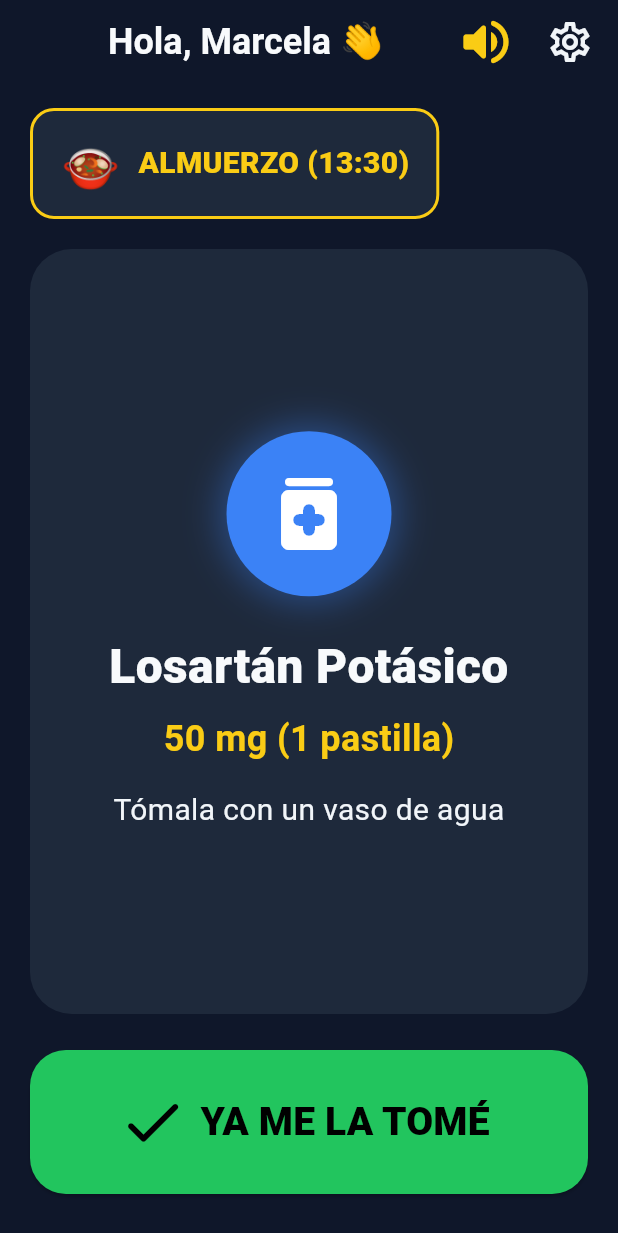
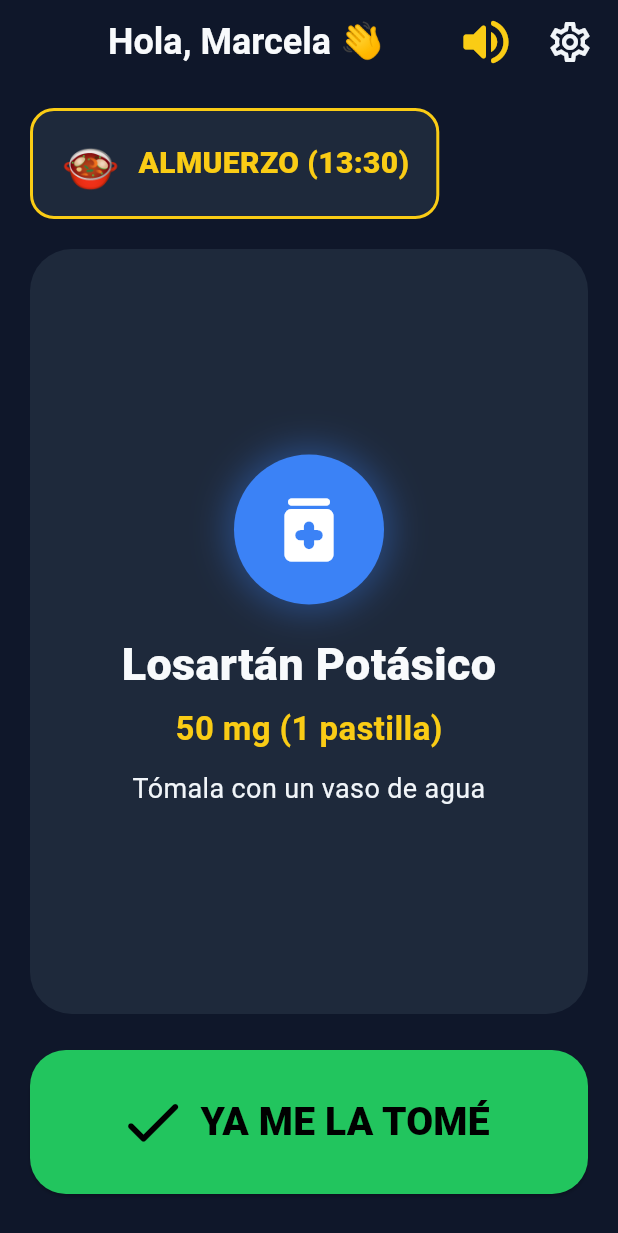
Before and after one commit to oscarkleinkopf/chronomed, a Flutter app: the screen it shows after launch, after a tap on "Modo Senior", on a phone screen of 412 x 824 dp. Shown: the top 1233 px of the screen. Run offline on Flutter 3.47's test engine with Material 3 defaults, Android fonts, the phone set to English and light mode, and no system bars; our stand-ins replace flutter_local_notifications, flutter_secure_storage, flutter_tts, pdf, share_plus, timezone; missing offline and left inert: google_mlkit_text_recognition.

Commit message:
fix(test,a11y): resolve layout overflow in SeniorSingleActionScreen and lazy initialize ML Kit recognizer

```diff
--- a/mobile/lib/features/senior_mode/screens/senior_single_action_screen.dart
+++ b/mobile/lib/features/senior_mode/screens/senior_single_action_screen.dart
@@ -124,19 +124,21 @@ class _SeniorSingleActionScreenState extends State<SeniorSingleActionScreen> {
               Expanded(
                 child: Container(
                   width: double.infinity,
-                  padding: const EdgeInsets.all(24),
+                  padding: const EdgeInsets.symmetric(horizontal: 20, vertical: 16),
                   decoration: BoxDecoration(
                     color: SeniorTheme.cardBackground,
                     borderRadius: BorderRadius.circular(28),
                   ),
+                  child: Center(
+                    child: SingleChildScrollView(
                       child: Column(
                         mainAxisAlignment: MainAxisAlignment.center,
                         children: [
                           Semantics(
                             label: 'Pastilla color ${_currentIntake.pillColorName} de ${_currentIntake.medicationName}',
                             child: Container(
-                          width: 110,
-                          height: 110,
+                              width: 100,
+                              height: 100,
                               decoration: BoxDecoration(
                                 color: const Color(0xFF3B82F6),
                                 shape: BoxShape.circle,
@@ -144,16 +146,18 @@ class _SeniorSingleActionScreenState extends State<SeniorSingleActionScreen> {
                                   BoxShadow(color: const Color(0xFF3B82F6).withOpacity(0.4), blurRadius: 20, spreadRadius: 4),
                                 ],
                               ),
-                          child: const Center(child: Icon(Icons.medication_rounded, size: 64, color: Colors.white)),
+                              child: const Center(child: Icon(Icons.medication_rounded, size: 56, color: Colors.white)),
                             ),
                           ),
-                      const SizedBox(height: 24),
-                      Text(_currentIntake.medicationName, style: const TextStyle(fontSize: 32, fontWeight: FontWeight.w900, color: SeniorTheme.textPrimary), textAlign: TextAlign.center),
-                      const SizedBox(height: 8),
-                      Text(_currentIntake.dosage, style: const TextStyle(fontSize: 24, fontWeight: FontWeight.bold, color: SeniorTheme.accentYellow)),
-                      const SizedBox(height: 16),
-                      const Text('Tómala con un vaso de agua', style: TextStyle(fontSize: 20, color: Color(0xFFF1F5F9)), textAlign: TextAlign.center),
+                          const SizedBox(height: 18),
+                          Text(_currentIntake.medicationName, style: const TextStyle(fontSize: 30, fontWeight: FontWeight.w900, color: SeniorTheme.textPrimary), textAlign: TextAlign.center),
+                          const SizedBox(height: 6),
+                          Text(_currentIntake.dosage, style: const TextStyle(fontSize: 22, fontWeight: FontWeight.bold, color: SeniorTheme.accentYellow)),
+                          const SizedBox(height: 12),
+                          const Text('Tómala con un vaso de agua', style: TextStyle(fontSize: 18, color: Color(0xFFF1F5F9)), textAlign: TextAlign.center),
                         ],
+                      ),
+                    ),
                   ),
                 ),
               ),
```
Also changed, not shown: mobile/lib/features/ocr/services/medicine_box_scanner_service.dart (+7 -3 lines), 2 other files. Lines whose indentation alone changed are shown as unchanged.
